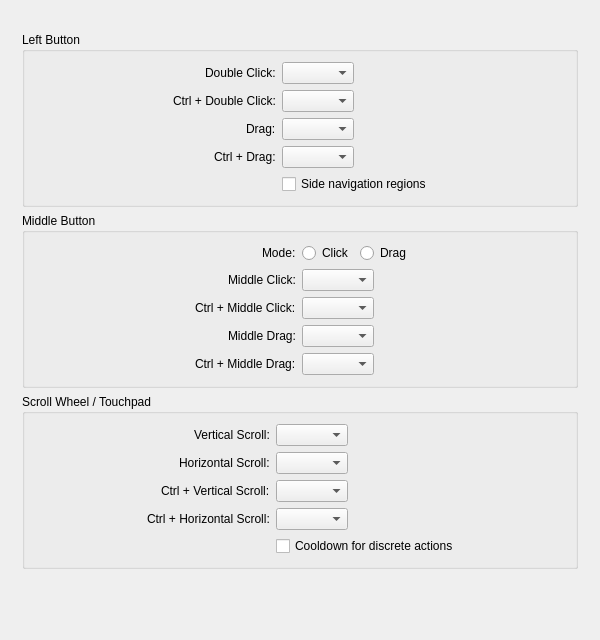
First picture: the form in src/qvoptionsdialog.ui, repository inostarlin-passion/Fovelle, before the edit.
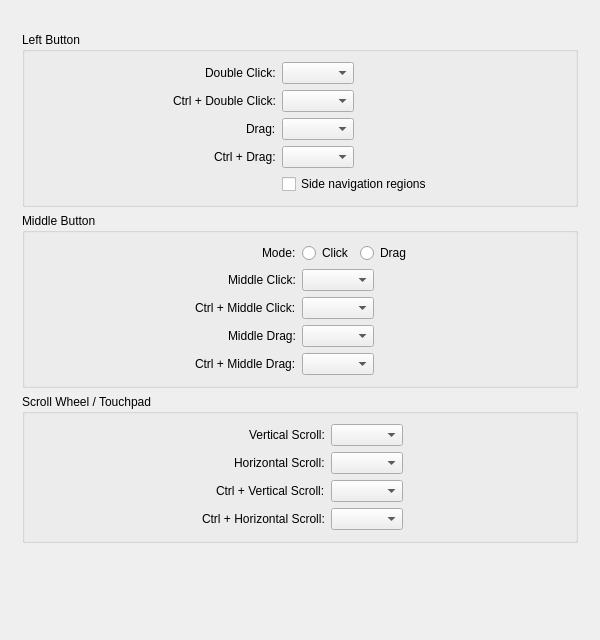
Second picture: the form after the edit. The open tabs and pages were chosen to show the change.

Commit message: Remove mouse cooldown option and align translated labels

The edit to the form file:
```diff
--- a/src/qvoptionsdialog.ui
+++ b/src/qvoptionsdialog.ui
@@ -696,16 +696,6 @@
              <item row="3" column="1">
               <widget class="QComboBox" name="altHorizontalScrollComboBox"/>
              </item>
-             <item row="4" column="1">
-              <widget class="QCheckBox" name="scrollActionCooldownCheckbox">
-               <property name="toolTip">
-                <string>Useful for touchpads, to prevent a single swipe from triggering multiple navigations, for example</string>
-               </property>
-               <property name="text">
-                <string>Cooldown for discrete actions</string>
-               </property>
-              </widget>
-             </item>
             </layout>
            </widget>
           </item>
```
The commit also changes 14 other files.
